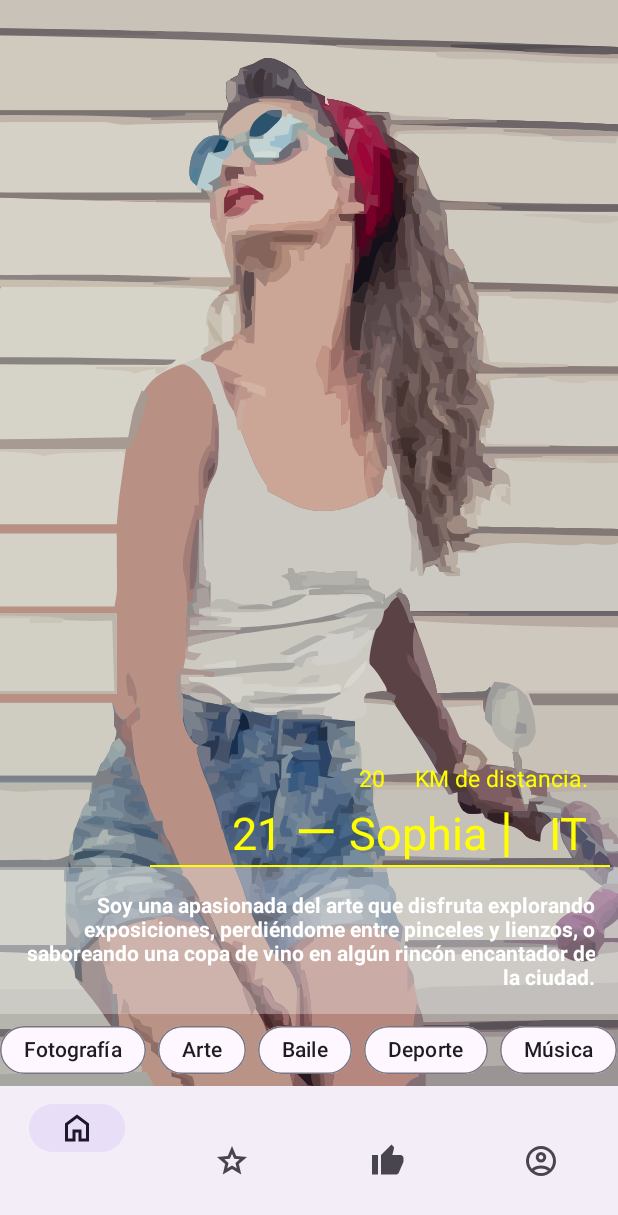
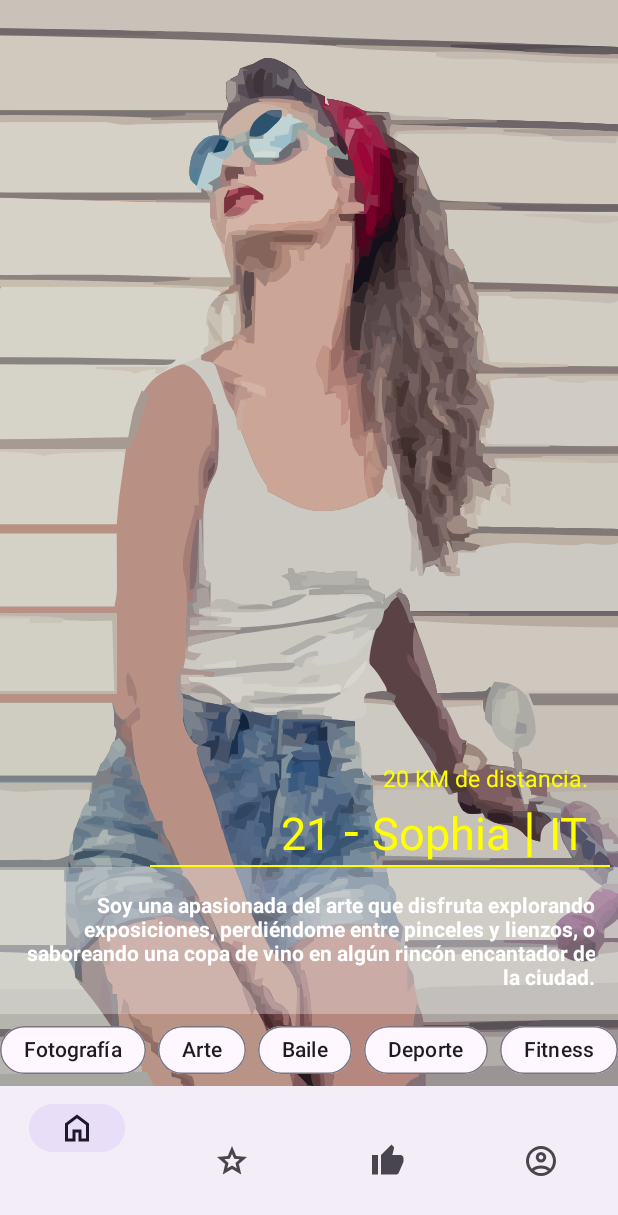
Before and after one commit to ax14n/naughty-sign, an Android app: the FragmentProfileSwipe screen opened directly, with no data from a screen before it, on a phone screen of 412 x 824 dp. Shown: the top 1215 px of the screen. Run offline under Robolectric (Android 15) with nearby library versions, the phone set to English and light mode, and no system bars; our stand-ins replace navigation-ui.

Commit message:
add visuals

```diff
--- a/app/src/main/res/layout/fragment_profile_swipe.xml
+++ b/app/src/main/res/layout/fragment_profile_swipe.xml
@@ -1,7 +1,6 @@
 <?xml version="1.0" encoding="utf-8"?>
 <androidx.constraintlayout.widget.ConstraintLayout xmlns:android="http://schemas.android.com/apk/res/android"
     xmlns:app="http://schemas.android.com/apk/res-auto"
-    xmlns:tools="http://schemas.android.com/tools"
     android:layout_width="match_parent"
     android:layout_height="match_parent">
 
@@ -32,15 +31,13 @@
                 android:layout_height="wrap_content"
                 android:text="20"
                 android:textColor="@color/yellow"
-                android:textSize="15sp"
-                tools:ignore="HardcodedText" />
+                android:textSize="15sp" />
 
             <TextView
                 android:layout_width="wrap_content"
                 android:layout_height="wrap_content"
-                android:paddingStart="20dp"
                 android:paddingEnd="20dp"
-                android:text="@string/km_de_distancia"
+                android:text=" KM de distancia."
                 android:textColor="@color/yellow"
                 android:textSize="15sp" />
         </LinearLayout>
@@ -58,16 +55,14 @@
                 android:layout_height="wrap_content"
                 android:text="21"
                 android:textColor="@color/yellow"
-                android:textSize="30sp"
-                tools:ignore="HardcodedText" />
+                android:textSize="30sp" />
 
             <TextView
                 android:layout_width="wrap_content"
                 android:layout_height="wrap_content"
-                android:text=" — "
+                android:text=" - "
                 android:textColor="@color/yellow"
-                android:textSize="35sp"
-                tools:ignore="HardcodedText" />
+                android:textSize="35sp" />
 
             <TextView
                 android:id="@+id/attachment_name"
@@ -75,27 +70,23 @@
                 android:layout_height="wrap_content"
                 android:text="Sophia"
                 android:textColor="@color/yellow"
-                android:textSize="30sp"
-                tools:ignore="HardcodedText" />
+                android:textSize="30sp" />
 
             <TextView
                 android:layout_width="wrap_content"
                 android:layout_height="wrap_content"
                 android:text=" | "
                 android:textColor="@color/yellow"
-                android:textSize="35sp"
-                tools:ignore="HardcodedText" />
+                android:textSize="35sp" />
 
             <TextView
                 android:id="@+id/attachment_nationality"
                 android:layout_width="wrap_content"
                 android:layout_height="wrap_content"
-                android:paddingStart="15dp"
                 android:paddingEnd="20dp"
                 android:text="IT"
                 android:textColor="@color/yellow"
-                android:textSize="30sp"
-                tools:ignore="HardcodedText" />
+                android:textSize="30sp" />
 
         </LinearLayout>
 
@@ -120,8 +111,7 @@
                 android:text="Soy una apasionada del arte que disfruta explorando exposiciones, perdiéndome entre pinceles y lienzos, o saboreando una copa de vino en algún rincón encantador de la ciudad."
                 android:textAlignment="textEnd"
                 android:textColor="@color/white"
-                android:textStyle="bold"
-                tools:ignore="HardcodedText" />
+                android:textStyle="bold" />
         </LinearLayout>
 
         <ScrollView
@@ -137,39 +127,43 @@
                 <com.google.android.material.chip.Chip
                     android:layout_width="wrap_content"
                     android:layout_height="wrap_content"
-                    android:text="@string/fotografia"
+                    android:text="Fotografía"
                     app:chipCornerRadius="20dp" />
 
                 <com.google.android.material.chip.Chip
                     android:layout_width="wrap_content"
                     android:layout_height="wrap_content"
-                    android:text="@string/arte"
+                    android:text="Arte"
                     app:chipCornerRadius="20dp" />
 
                 <com.google.android.material.chip.Chip
                     android:layout_width="wrap_content"
                     android:layout_height="wrap_content"
-                    android:text="@string/baile"
-                    app:chipCornerRadius="20dp" />
-
-
-                <com.google.android.material.chip.Chip
-                    android:layout_width="wrap_content"
-                    android:layout_height="wrap_content"
-                    android:text="@string/deporte"
+                    android:text="Baile"
                     app:chipCornerRadius="20dp" />
 
                 <com.google.android.material.chip.Chip
                     android:layout_width="wrap_content"
                     android:layout_height="wrap_content"
-                    android:text="@string/musica"
+                    android:text="Deporte"
                     app:chipCornerRadius="20dp" />
-
 
                 <com.google.android.material.chip.Chip
                     android:layout_width="wrap_content"
                     android:layout_height="wrap_content"
-                    android:text="@string/viajes"
+                    android:text="Fitness"
+                    app:chipCornerRadius="20dp" />
+
+                <com.google.android.material.chip.Chip
+                    android:layout_width="wrap_content"
+                    android:layout_height="wrap_content"
+                    android:text="Moda"
+                    app:chipCornerRadius="20dp" />
+
+                <com.google.android.material.chip.Chip
+                    android:layout_width="wrap_content"
+                    android:layout_height="wrap_content"
+                    android:text="Caza"
                     app:chipCornerRadius="20dp" />
 
 
--- a/app/src/main/res/layout/item_card_view.xml
+++ b/app/src/main/res/layout/item_card_view.xml
@@ -1,6 +1,7 @@
 <?xml version="1.0" encoding="utf-8"?>
-<layout xmlns:tools="http://schemas.android.com/tools"
-    xmlns:android="http://schemas.android.com/apk/res/android">
+<layout xmlns:android="http://schemas.android.com/apk/res/android"
+    xmlns:app="http://schemas.android.com/apk/res-auto"
+    xmlns:tools="http://schemas.android.com/tools">
 
     <data>
 
@@ -12,8 +13,10 @@
     <androidx.cardview.widget.CardView
         android:layout_width="match_parent"
         android:layout_height="wrap_content"
-        android:layout_margin="8dp"
-        android:elevation="4dp">
+        android:elevation="4dp"
+        android:layout_margin="10dp"
+        android:backgroundTint="@color/floral_white"
+        app:cardCornerRadius="30dp">
 
         <LinearLayout
             android:layout_width="match_parent"
@@ -27,7 +30,7 @@
                 android:layout_height="wrap_content"
                 android:layout_marginEnd="16dp"
                 android:contentDescription="Imagen"
-                android:src="@android:drawable/alert_dark_frame"
+                android:src="@drawable/ic_launcher_foreground"
                 tools:ignore="HardcodedText" /> <!-- Margen para separar de texto -->
 
             <LinearLayout
@@ -54,8 +57,8 @@
                     android:paddingTop="4dp"
                     android:text="@{item.getFormattedAge()}" />
             </LinearLayout>
+
         </LinearLayout>
 
     </androidx.cardview.widget.CardView>
-
 </layout>
```
